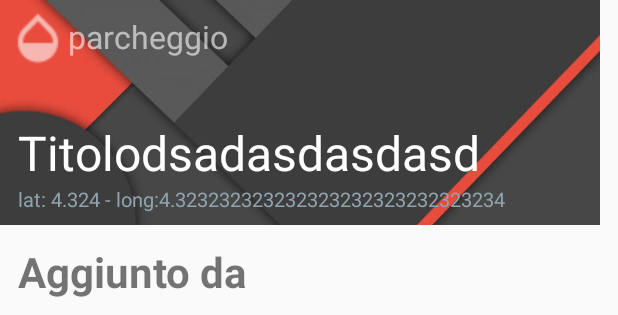
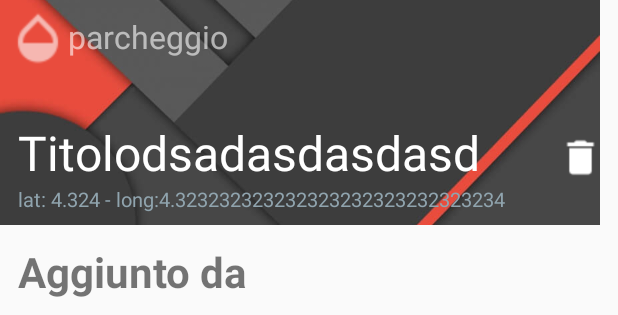
Before and after one commit to AlessioGiacobbe/FireTest, an Android app: the layout infodialog.xml on its own in the app's theme, with its tools: preview values and no code run, on a phone screen of 412 x 824 dp. Shown: the top 315 px of the screen. Run offline under Robolectric (Android 15) with nearby library versions, the phone set to English and light mode, and no system bars.

Commit message:
fixed something

```diff
--- a/app/src/main/res/layout/infodialog.xml
+++ b/app/src/main/res/layout/infodialog.xml
@@ -45,17 +45,6 @@
         android:layout_marginTop="10dp"
         android:layout_height="wrap_content"
         android:layout_toRightOf="@id/typeimage"
-        />
-
-    <ImageView
-        android:layout_width="30dp"
-        android:layout_height="30dp"
-        android:layout_marginRight="10dp"
-        android:layout_marginTop="100dp"
-        android:visibility="gone"
-        android:id="@+id/delete"
-        android:layout_alignParentRight="true"
-        android:src="@drawable/ic_delete_white_24dp"
         />
 
     <android.support.v7.widget.AppCompatTextView
@@ -119,5 +108,15 @@
         android:layout_below="@+id/aggiuntoda"
         android:layout_centerHorizontal="true" />
 
+    <ImageView
+        android:layout_width="30dp"
+        android:layout_height="30dp"
+        android:layout_alignParentRight="true"
+        android:layout_marginRight="10dp"
+        android:layout_marginTop="90dp"
+        android:id="@+id/delete"
+        android:src="@drawable/ic_delete_white_24dp"
+        />
+
 
 </RelativeLayout>
```
Also changed, not shown: app/src/main/java/giacobbe/alessio/firetest/Home.java (+7 -1 lines).
